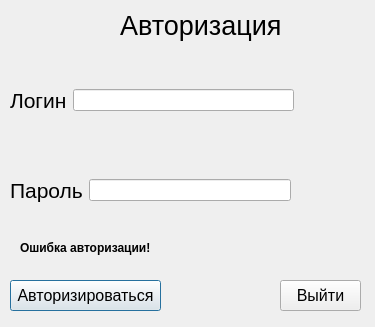
Old version of the form autorization.ui in the repository Champions-course-project/Voice-journal.
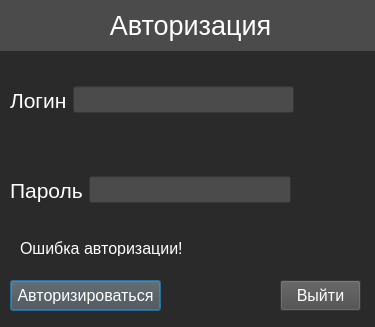
New version of the form. Icons and pictures are not drawn.

```diff
--- a/autorization.ui
+++ b/autorization.ui
@@ -32,6 +32,9 @@
    <iconset resource="rc.qrc">
     <normaloff>:/icon/ProgrammIcon.ico</normaloff>:/icon/ProgrammIcon.ico</iconset>
   </property>
+  <property name="styleSheet">
+   <string notr="true">background-color: rgb(42, 42, 42);</string>
+  </property>
   <property name="sizeGripEnabled">
    <bool>false</bool>
   </property>
@@ -49,6 +52,10 @@
      <pointsize>12</pointsize>
     </font>
    </property>
+   <property name="styleSheet">
+    <string notr="true">background-color: rgb(75, 75, 75);
+color: rgb(255, 255, 255);</string>
+   </property>
    <property name="text">
     <string>Авторизироваться</string>
    </property>
@@ -67,6 +74,10 @@
      <pointsize>12</pointsize>
     </font>
    </property>
+   <property name="styleSheet">
+    <string notr="true">background-color: rgb(75, 75, 75);
+color: rgb(255, 255, 255);</string>
+   </property>
    <property name="text">
     <string>Выйти</string>
    </property>
@@ -74,9 +85,9 @@
   <widget class="QLabel" name="authorization_label">
    <property name="geometry">
     <rect>
-     <x>120</x>
+     <x>0</x>
      <y>0</y>
-     <width>161</width>
+     <width>381</width>
      <height>51</height>
     </rect>
    </property>
@@ -85,9 +96,16 @@
      <pointsize>20</pointsize>
     </font>
    </property>
+   <property name="styleSheet">
+    <string notr="true">background-color: rgb(75, 75, 75);
+color: rgb(255, 255, 255);</string>
+   </property>
    <property name="text">
     <string>Авторизация</string>
    </property>
+   <property name="alignment">
+    <set>Qt::AlignCenter</set>
+   </property>
   </widget>
   <widget class="QWidget" name="horizontalLayoutWidget">
    <property name="geometry">
@@ -106,13 +124,34 @@
         <pointsize>16</pointsize>
        </font>
       </property>
+      <property name="styleSheet">
+       <string notr="true">color: rgb(255, 255, 255);</string>
+      </property>
       <property name="text">
        <string>Логин</string>
       </property>
      </widget>
     </item>
     <item>
-     <widget class="QLineEdit" name="login_lineEdit"/>
+     <widget class="QLineEdit" name="login_lineEdit">
+      <property name="font">
+       <font>
+        <pointsize>12</pointsize>
+        <weight>75</weight>
+        <bold>true</bold>
+       </font>
+      </property>
+      <property name="styleSheet">
+       <string notr="true">color: rgb(255, 255, 255);
+background-color: rgb(75, 75, 75);</string>
+      </property>
+      <property name="text">
+       <string/>
+      </property>
+      <property name="frame">
+       <bool>true</bool>
+      </property>
+     </widget>
     </item>
    </layout>
   </widget>
@@ -133,13 +172,37 @@
         <pointsize>16</pointsize>
        </font>
       </property>
+      <property name="styleSheet">
+       <string notr="true">color: rgb(255, 255, 255);</string>
+      </property>
       <property name="text">
        <string>Пароль</string>
       </property>
      </widget>
     </item>
     <item>
-     <widget class="QLineEdit" name="password_lineEdit"/>
+     <widget class="QLineEdit" name="password_lineEdit">
+      <property name="font">
+       <font>
+        <pointsize>12</pointsize>
+        <weight>50</weight>
+        <bold>false</bold>
+       </font>
+      </property>
+      <property name="styleSheet">
+       <string notr="true">color: rgb(255, 255, 255);
+background-color: rgb(75, 75, 75);</string>
+      </property>
+      <property name="inputMethodHints">
+       <set>Qt::ImhHiddenText|Qt::ImhNoAutoUppercase|Qt::ImhNoPredictiveText|Qt::ImhSensitiveData</set>
+      </property>
+      <property name="text">
+       <string/>
+      </property>
+      <property name="echoMode">
+       <enum>QLineEdit::Password</enum>
+      </property>
+     </widget>
     </item>
    </layout>
   </widget>
@@ -151,16 +214,20 @@
     <rect>
      <x>20</x>
      <y>240</y>
-     <width>131</width>
+     <width>171</width>
      <height>16</height>
     </rect>
    </property>
    <property name="font">
     <font>
-     <weight>75</weight>
-     <bold>true</bold>
+     <pointsize>12</pointsize>
+     <weight>50</weight>
+     <bold>false</bold>
     </font>
    </property>
+   <property name="styleSheet">
+    <string notr="true">color: rgb(255, 255, 255);</string>
+   </property>
    <property name="text">
     <string>Ошибка авторизации!</string>
    </property>
```
Left out of the diff: 6 changed lines with no effect on the pictures.
